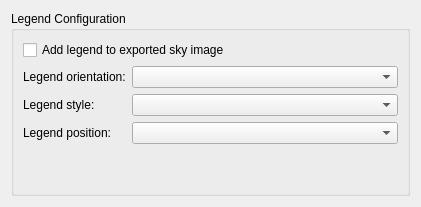
Qt form kstars/dialogs/exportimagedialog.ui (KDE/kstars) before a commit.
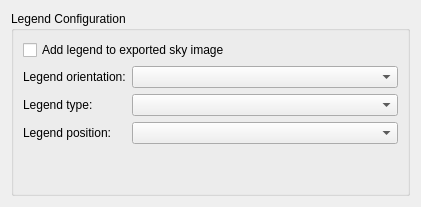
The same form after that commit. Custom widgets are drawn as their Qt base class.

Commit message: Slight changes to ExportImageDialog class

```diff
--- a/kstars/dialogs/exportimagedialog.ui
+++ b/kstars/dialogs/exportimagedialog.ui
@@ -45,7 +45,7 @@
         <item row="1" column="0">
          <widget class="QLabel" name="legendStyleLabel">
           <property name="text">
-           <string>Legend style:</string>
+           <string>Legend type:</string>
           </property>
          </widget>
         </item>
```
Left out of the diff: 4 changed lines with no effect on the pictures. The commit also changes 1 other file.
